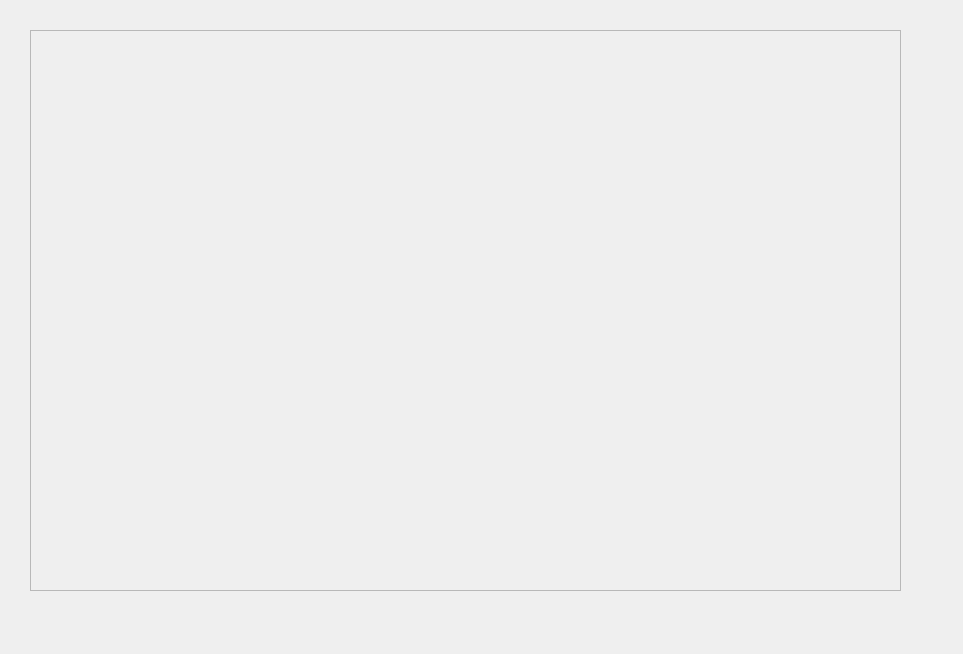
Old version of the form march_ws/src/rqt_input_device/resource/input_device.ui in the repository project-march/march.
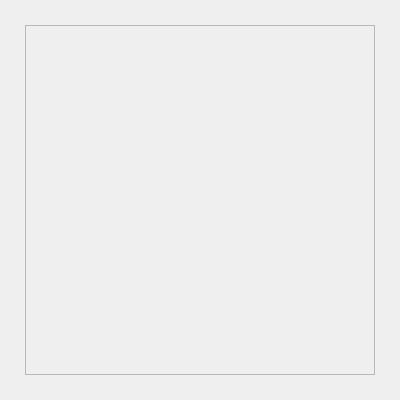
New version of the form.

Commit message: Change frame in input_device_widget to appear more symetric

```diff
--- a/march_ws/src/rqt_input_device/resource/input_device.ui
+++ b/march_ws/src/rqt_input_device/resource/input_device.ui
@@ -6,8 +6,8 @@
    <rect>
     <x>0</x>
     <y>0</y>
-    <width>963</width>
-    <height>654</height>
+    <width>400</width>
+    <height>400</height>
    </rect>
   </property>
   <property name="windowTitle">
@@ -16,10 +16,10 @@
   <widget class="QFrame" name="frame">
    <property name="geometry">
     <rect>
-     <x>30</x>
-     <y>30</y>
-     <width>871</width>
-     <height>561</height>
+     <x>25</x>
+     <y>25</y>
+     <width>350</width>
+     <height>350</height>
     </rect>
    </property>
    <property name="frameShape">
```
The commit also changes 1 other file.
